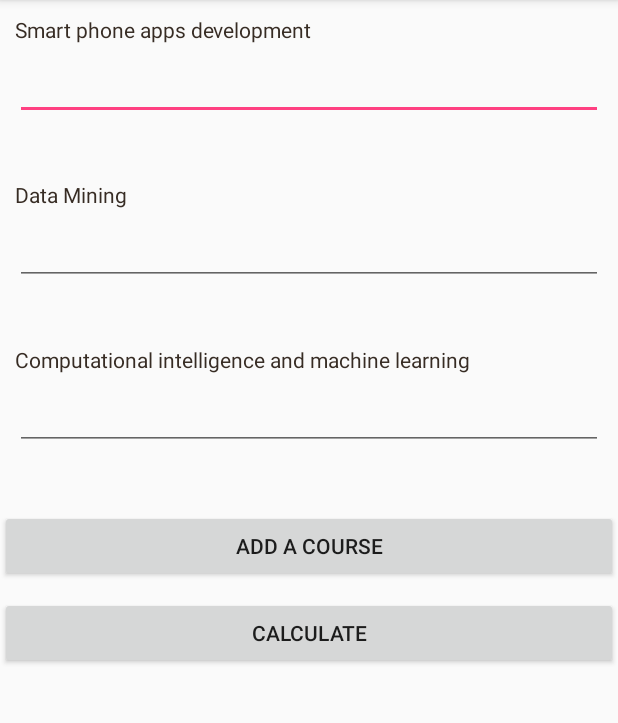
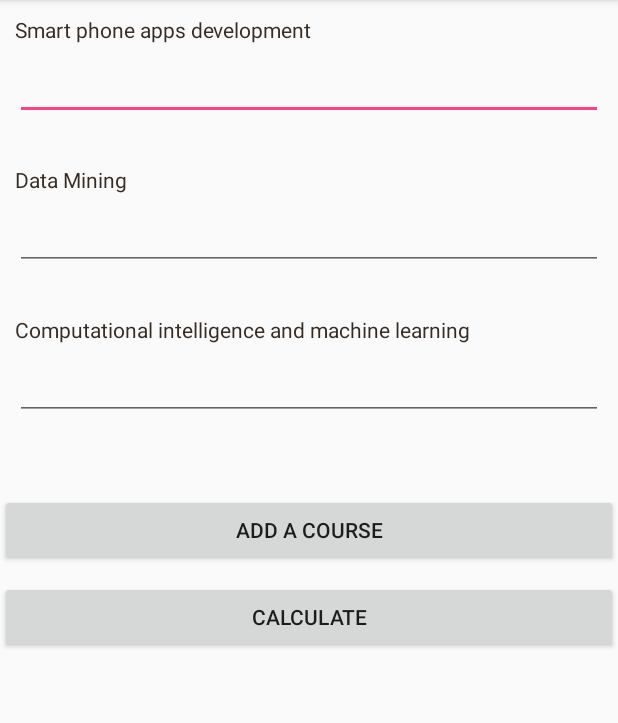
Before and after one commit to SmartPhoneGroup14/CourseSchedule, an Android app: the CalculatorActivity screen opened directly, with no data from a screen before it, on a phone screen of 412 x 824 dp, the part 84-807 px from its top. Run offline under Robolectric (Android 15) with nearby library versions, the phone set to English and light mode, and no system bars.

Commit message:
GPA calculator 2nd commit

```diff
--- a/app/src/main/res/layout/activity_calculator.xml
+++ b/app/src/main/res/layout/activity_calculator.xml
@@ -16,7 +16,7 @@
             android:layout_width="match_parent"
             android:layout_height="wrap_content"
             android:layout_marginTop="5dip"
-            android:layout_marginBottom="20dip"
+            android:layout_marginBottom="10dip"
             android:singleLine="true"/>
     </LinearLayout>
     <LinearLayout android:orientation="vertical"
@@ -34,7 +34,7 @@
             android:layout_width="match_parent"
             android:layout_height="wrap_content"
             android:layout_marginTop="5dip"
-            android:layout_marginBottom="20dip"
+            android:layout_marginBottom="10dip"
             android:singleLine="true"/>
     </LinearLayout>
     <LinearLayout android:orientation="vertical"
@@ -52,9 +52,14 @@
             android:layout_width="match_parent"
             android:layout_height="wrap_content"
             android:layout_marginTop="5dip"
-            android:layout_marginBottom="20dip"
+            android:layout_marginBottom="10dip"
             android:singleLine="true"/>
     </LinearLayout>
+    <TextView
+        android:id="@+id/GPAresult"
+        android:layout_width="match_parent"
+        android:layout_height="wrap_content"
+        android:textColor="#372c24" />
     <Button
         android:id="@+id/btn_addCourse"
         android:layout_width="fill_parent"
@@ -67,4 +72,5 @@
         android:layout_height="wrap_content"
         android:layout_marginTop="10dip"
         android:text="Calculate" />
+
 </LinearLayout>
```
Also changed, not shown: app/src/main/java/cs/hku/group14/schedule/CalculatorActivity.java (+21 -1 lines).
